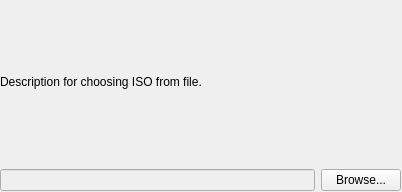
pars-linux/uludag, file playground/gsoc/PaW/src/gui/widgetOptISO.ui: the form before one commit.
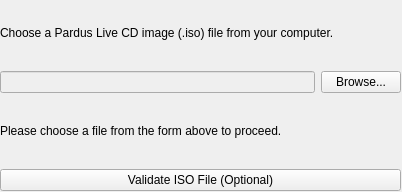
The form after the commit.

Commit message: use cd image (iso) feature without live cd recognition. validate iso file (by size or md5sum) on gui, detect version (by size or md5sum -tbd-). update versions.xml contents with live cd mirrors.

Diff of the .ui file:
```diff
--- a/playground/gsoc/PaW/src/gui/widgetOptISO.ui
+++ b/playground/gsoc/PaW/src/gui/widgetOptISO.ui
@@ -26,7 +26,7 @@
     <item>
      <widget class="QLabel" name="labelDescription">
       <property name="text">
-       <string>Description for choosing ISO from file.</string>
+       <string>Choose a Pardus Live CD image (.iso) file from your computer.</string>
       </property>
      </widget>
     </item>
@@ -48,6 +48,20 @@
       </item>
      </layout>
     </item>
+    <item>
+     <widget class="QLabel" name="lblVersion">
+      <property name="text">
+       <string>Please choose a file from the form above to proceed.</string>
+      </property>
+     </widget>
+    </item>
+    <item>
+     <widget class="QPushButton" name="btnValidate">
+      <property name="text">
+       <string>Validate ISO File (Optional)</string>
+      </property>
+     </widget>
+    </item>
    </layout>
   </widget>
  </widget>
```
The commit also changes 8 other files.
